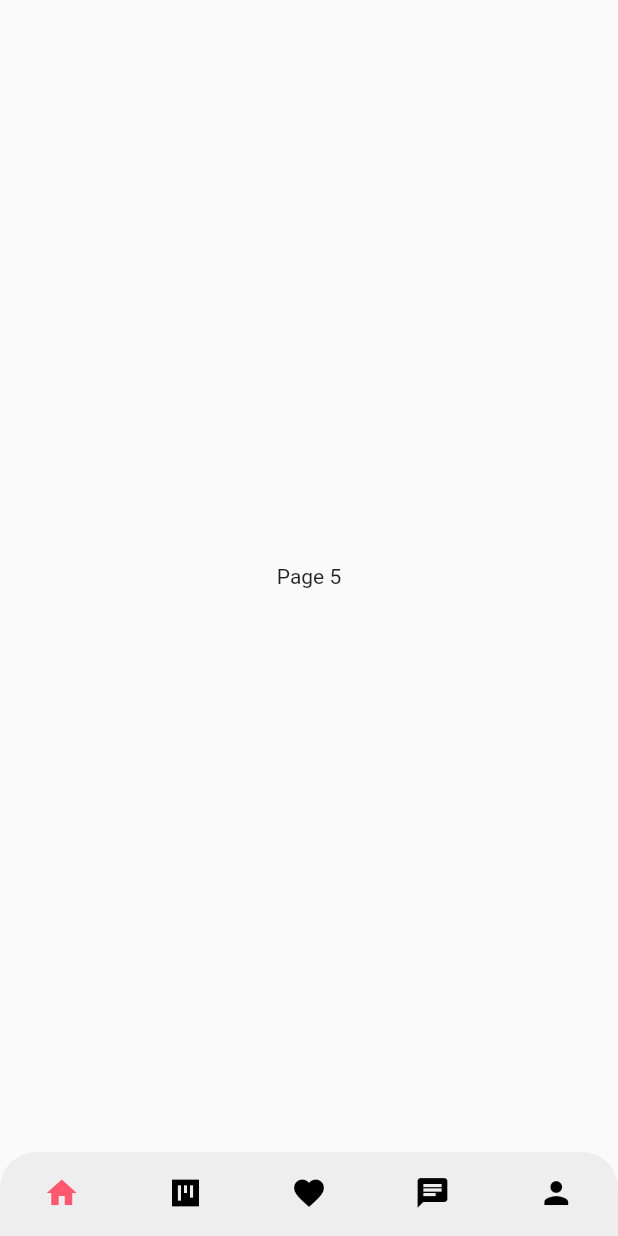
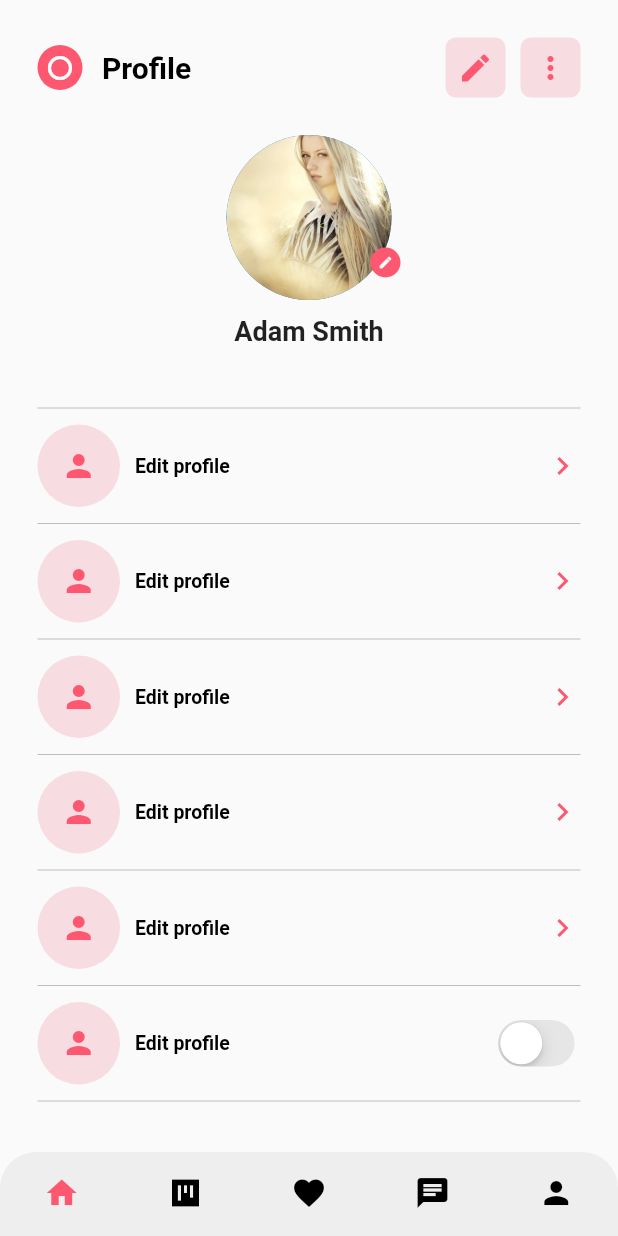
Before and after one commit to paulofreiire/nuapp, a Flutter app: the BaseScreen screen opened directly, swiped to page 5, on a phone screen of 412 x 824 dp. Run offline on Flutter 3.47's test engine with Material 2 defaults, Android fonts, the phone set to English and light mode, and no system bars.

Commit message:
ProfileScreen 90%

```diff
--- a/lib/ui/views/base/base_screen.dart
+++ b/lib/ui/views/base/base_screen.dart
@@ -1,6 +1,7 @@
 import 'package:flutter/material.dart';
 import 'package:nuapp/utils/colors_utils.dart';
-import '../home/home.dart';
+import '../home/home_screen.dart';
+import '../profile/profile_screen.dart';
 
 class BaseScreen extends StatefulWidget {
   const BaseScreen({super.key});
@@ -36,11 +37,7 @@ class _BaseScreenState extends State<BaseScreen> {
               'Page 4',
             ),
           ),
-          Center(
-            child: Text(
-              'Page 5',
-            ),
-          ),
+          ProfileScreen()
         ],
       ),
       bottomNavigationBar: Container(
--- /dev/null
+++ b/lib/ui/views/profile/profile_screen.dart
@@ -0,0 +1,436 @@
+import 'package:flutter/cupertino.dart';
+import 'package:flutter/material.dart';
+import 'package:nuapp/utils/colors_utils.dart';
+
+class ProfileScreen extends StatefulWidget {
+  const ProfileScreen({super.key});
+
+  @override
+  State<ProfileScreen> createState() => _ProfileScreenState();
+}
+
+class _ProfileScreenState extends State<ProfileScreen> {
+  bool switchValue = false;
+
+  @override
+  Widget build(BuildContext context) {
+    final size = MediaQuery.of(context).size;
+    return Scaffold(
+      body: SafeArea(
+        child: Container(
+          padding: const EdgeInsets.symmetric(horizontal: 25, vertical: 25),
+          width: size.width,
+          height: size.height,
+          child: Column(
+            children: [
+              Row(
+                mainAxisAlignment: MainAxisAlignment.spaceBetween,
+                children: [
+                  Row(
+                    children: [
+                      Container(
+                        width: 30,
+                        height: 30,
+                        decoration: const BoxDecoration(
+                            color: Palette.primaryColor,
+                            borderRadius:
+                                BorderRadius.all(Radius.circular(20))),
+                        child: const Icon(
+                          Icons.fiber_manual_record_outlined,
+                          color: Colors.white,
+                        ),
+                      ),
+                      const Padding(
+                        padding: EdgeInsets.only(left: 13),
+                        child: Text(
+                          'Profile',
+                          style: TextStyle(
+                              color: Colors.black,
+                              fontSize: 20,
+                              fontWeight: FontWeight.bold),
+                        ),
+                      )
+                    ],
+                  ),
+                  Row(
+                    children: [
+                      Container(
+                          width: 40,
+                          height: 40,
+                          decoration: const BoxDecoration(
+                              color: Palette.primaryColorLight,
+                              borderRadius:
+                                  BorderRadius.all(Radius.circular(7))),
+                          child: const Icon(
+                            Icons.edit,
+                            color: Palette.primaryColor,
+                          )),
+                      const SizedBox(
+                        width: 10,
+                      ),
+                      Container(
+                          width: 40,
+                          height: 40,
+                          decoration: const BoxDecoration(
+                              color: Palette.primaryColorLight,
+                              borderRadius:
+                                  BorderRadius.all(Radius.circular(7))),
+                          child: const Icon(
+                            Icons.more_vert,
+                            color: Palette.primaryColor,
+                          ))
+                    ],
+                  )
+                ],
+              ),
+              SizedBox(
+                width: double.infinity,
+                height: size.height * 0.25,
+                child: Stack(alignment: Alignment.center, children: [
+                  Column(
+                    children: const [
+                      Padding(
+                        padding: EdgeInsets.only(top: 25, bottom: 10),
+                        child: SizedBox(
+                          height: 110,
+                          width: 110,
+                          child: CircleAvatar(
+                            backgroundImage:
+                                AssetImage('assets/images/examples.jpg'),
+                          ),
+                        ),
+                      ),
+                      Text(
+                        "Adam Smith",
+                        style: TextStyle(
+                            fontSize: 18, fontWeight: FontWeight.bold),
+                      )
+                    ],
+                  ),
+                  Positioned(
+                      top: 100,
+                      right: 120,
+                      child: Container(
+                        height: 20,
+                        width: 20,
+                        decoration: BoxDecoration(
+                          borderRadius: BorderRadius.all(Radius.circular(10)),
+                          color: Palette.primaryColor,
+                        ),
+                        child: const Center(
+                            child: Icon(Icons.edit,
+                                color: Colors.white, size: 10)),
+                      ))
+                ]),
+              ),
+              Expanded(
+                child: SingleChildScrollView(
+                  scrollDirection: Axis.vertical,
+                  child: Column(children: [
+                    Divider(
+                      height: 2,
+                      color: Colors.grey.shade400,
+                    ),
+                    SizedBox(
+                      width: double.infinity,
+                      child: Row(
+                        mainAxisAlignment: MainAxisAlignment.spaceBetween,
+                        children: [
+                          Row(
+                            children: [
+                              Padding(
+                                padding: EdgeInsets.symmetric(
+                                  vertical: 10,
+                                ),
+                                child: Container(
+                                  height: 55,
+                                  width: 55,
+                                  decoration: BoxDecoration(
+                                      borderRadius:
+                                          BorderRadius.all(Radius.circular(30)),
+                                      color: Palette.primaryColorLight),
+                                  child: Center(
+                                      child: Icon(
+                                    Icons.person,
+                                    color: Palette.primaryColor,
+                                  )),
+                                ),
+                              ),
+                              Padding(
+                                padding: EdgeInsets.only(left: 10),
+                                child: Text(
+                                  "Edit profile",
+                                  style: TextStyle(
+                                      color: Colors.black,
+                                      fontSize: 13,
+                                      fontWeight: FontWeight.bold),
+                                ),
+                              )
+                            ],
+                          ),
+                          const Icon(
+                            Icons.keyboard_arrow_right_sharp,
+                            color: Palette.primaryColor,
+                          )
+                        ],
+                      ),
+                    ),
+                    Divider(
+                      height: 2,
+                      color: Colors.grey.shade400,
+                    ),
+                    SizedBox(
+                      width: double.infinity,
+                      child: Row(
+                        mainAxisAlignment: MainAxisAlignment.spaceBetween,
+                        children: [
+                          Row(
+                            children: [
+                              Padding(
+                                padding: EdgeInsets.symmetric(
+                                  vertical: 10,
+                                ),
+                                child: Container(
+                                  height: 55,
+                                  width: 55,
+                                  decoration: BoxDecoration(
+                                      borderRadius:
+                                          BorderRadius.all(Radius.circular(30)),
+                                      color: Palette.primaryColorLight),
+                                  child: Center(
+                                      child: Icon(
+                                    Icons.person,
+                                    color: Palette.primaryColor,
+                                  )),
+                                ),
+                              ),
+                              Padding(
+                                padding: EdgeInsets.only(left: 10),
+                                child: Text(
+                                  "Edit profile",
+                                  style: TextStyle(
+                                      color: Colors.black,
+                                      fontSize: 13,
+                                      fontWeight: FontWeight.bold),
+                                ),
+                              )
+                            ],
+                          ),
+                          const Icon(
+                            Icons.keyboard_arrow_right_sharp,
+                            color: Palette.primaryColor,
+                          )
+                        ],
+                      ),
+                    ),
+                    Divider(
+                      height: 2,
+                      color: Colors.grey.shade400,
+                    ),
+                    SizedBox(
+                      width: double.infinity,
+                      child: Row(
+                        mainAxisAlignment: MainAxisAlignment.spaceBetween,
+                        children: [
+                          Row(
+                            children: [
+                              Padding(
+                                padding: EdgeInsets.symmetric(
+                                  vertical: 10,
+                                ),
+                                child: Container(
+                                  height: 55,
+                                  width: 55,
+                                  decoration: BoxDecoration(
+                                      borderRadius:
+                                          BorderRadius.all(Radius.circular(30)),
+                                      color: Palette.primaryColorLight),
+                                  child: Center(
+                                      child: Icon(
+                                    Icons.person,
+                                    color: Palette.primaryColor,
+                                  )),
+                                ),
+                              ),
+                              Padding(
+                                padding: EdgeInsets.only(left: 10),
+                                child: Text(
+                                  "Edit profile",
+                                  style: TextStyle(
+                                      color: Colors.black,
+                                      fontSize: 13,
+                                      fontWeight: FontWeight.bold),
+                                ),
+                              )
+                            ],
+                          ),
+                          const Icon(
+                            Icons.keyboard_arrow_right_sharp,
+                            color: Palette.primaryColor,
+                          )
+                        ],
+                      ),
+                    ),
+                    Divider(
+                      height: 2,
+                      color: Colors.grey.shade400,
+                    ),
+                    SizedBox(
+                      width: double.infinity,
+                      child: Row(
+                        mainAxisAlignment: MainAxisAlignment.spaceBetween,
+                        children: [
+                          Row(
+                            children: [
+                              Padding(
+                                padding: EdgeInsets.symmetric(
+                                  vertical: 10,
+                                ),
+                                child: Container(
+                                  height: 55,
+                                  width: 55,
+                                  decoration: BoxDecoration(
+                                      borderRadius:
+                                          BorderRadius.all(Radius.circular(30)),
+                                      color: Palette.primaryColorLight),
+                                  child: Center(
+                                      child: Icon(
+                                    Icons.person,
+                                    color: Palette.primaryColor,
+                                  )),
+                                ),
+                              ),
+                              Padding(
+                                padding: EdgeInsets.only(left: 10),
+                                child: Text(
+                                  "Edit profile",
+                                  style: TextStyle(
+                                      color: Colors.black,
+                                      fontSize: 13,
+                                      fontWeight: FontWeight.bold),
+                                ),
+                              )
+                            ],
+                          ),
+                          const Icon(
+                            Icons.keyboard_arrow_right_sharp,
+                            color: Palette.primaryColor,
+                          )
+                        ],
+                      ),
+                    ),
+                    Divider(
+                      height: 2,
+                      color: Colors.grey.shade400,
+                    ),
+                    SizedBox(
+                      width: double.infinity,
+                      child: Row(
+                        mainAxisAlignment: MainAxisAlignment.spaceBetween,
+                        children: [
+                          Row(
+                            children: [
+                              Padding(
+                                padding: EdgeInsets.symmetric(
+                                  vertical: 10,
+                                ),
+                                child: Container(
+                                  height: 55,
+                                  width: 55,
+                                  decoration: BoxDecoration(
+                                      borderRadius:
+                                          BorderRadius.all(Radius.circular(30)),
+                                      color: Palette.primaryColorLight),
+                                  child: Center(
+                                      child: Icon(
+                                    Icons.person,
+                                    color: Palette.primaryColor,
+                                  )),
+                                ),
+                              ),
+                              Padding(
+                                padding: EdgeInsets.only(left: 10),
+                                child: Text(
+                                  "Edit profile",
+                                  style: TextStyle(
+                                      color: Colors.black,
+                                      fontSize: 13,
+                                      fontWeight: FontWeight.bold),
+                                ),
+                              )
+                            ],
+                          ),
+                          const Icon(
+                            Icons.keyboard_arrow_right_sharp,
+                            color: Palette.primaryColor,
+                          )
+                        ],
+                      ),
+                    ),
+                    Divider(
+                      height: 2,
+                      color: Colors.grey.shade400,
+                    ),
+                    SizedBox(
+                      width: double.infinity,
+                      child: Row(
+                        mainAxisAlignment: MainAxisAlignment.spaceBetween,
+                        children: [
+                          Row(
+                            children: [
+                              Padding(
+                                padding: EdgeInsets.symmetric(
+                                  vertical: 10,
+                                ),
+                                child: Container(
+                                  height: 55,
+                                  width: 55,
+                                  decoration: BoxDecoration(
+                                      borderRadius:
+                                          BorderRadius.all(Radius.circular(30)),
+                                      color: Palette.primaryColorLight),
+                                  child: Center(
+                                      child: Icon(
+                                    Icons.person,
+                                    color: Palette.primaryColor,
+                                  )),
+                                ),
+                              ),
+                              Padding(
+                                padding: EdgeInsets.only(left: 10),
+                                child: Text(
+                                  "Edit profile",
+                                  style: TextStyle(
+                                      color: Colors.black,
+                                      fontSize: 13,
+                                      fontWeight: FontWeight.bold),
+                                ),
+                              )
+                            ],
+                          ),
+                          CupertinoSwitch(
+                            activeColor: Palette.primaryColor,
+                            value: switchValue,
+                            onChanged: (value) {
+                              setState(() {
+                                switchValue = value;
+                              });
+                            },
+                          ),
+                        ],
+                      ),
+                    ),
+                    Divider(
+                      height: 2,
+                      color: Colors.grey.shade400,
+                    ),
+                  ]),
+                ),
+              )
+            ],
+          ),
+        ),
+      ),
+    );
+  }
+}
```
Also changed, not shown: lib/ui/views/home/home_screen.dart (renamed from lib/ui/views/home/home.dart).
